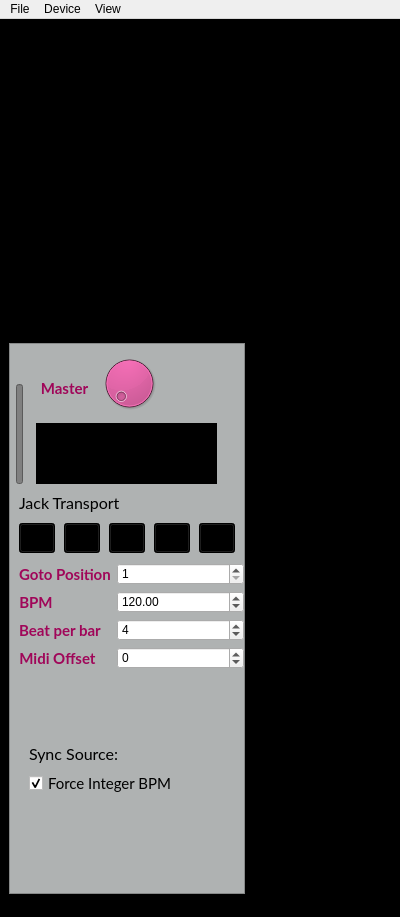
Old version of the form superboucle/gui_ui.ui in the repository Vampouille/superboucle.
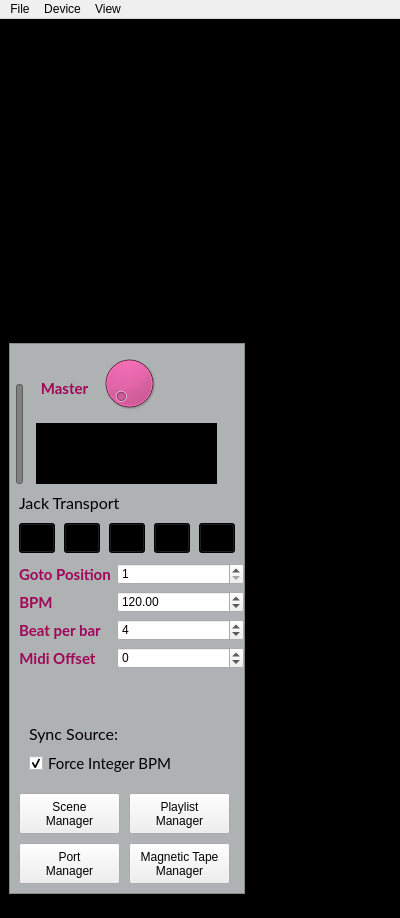
New version of the form. Icons and pictures are not drawn. Custom widgets are drawn as their Qt base class.

Commit message: feat: starts implementation of magnetic tape loop

```diff
--- a/superboucle/gui_ui.ui
+++ b/superboucle/gui_ui.ui
@@ -7,7 +7,7 @@
     <x>0</x>
     <y>0</y>
     <width>400</width>
-    <height>917</height>
+    <height>918</height>
    </rect>
   </property>
   <property name="sizePolicy">
@@ -510,9 +510,9 @@
           <property name="geometry">
            <rect>
             <x>10</x>
-            <y>390</y>
+            <y>370</y>
             <width>181</width>
-            <height>81</height>
+            <height>71</height>
            </rect>
           </property>
           <property name="frameShape">
@@ -529,7 +529,7 @@
             <rect>
              <x>10</x>
              <y>10</y>
-             <width>90</width>
+             <width>101</width>
              <height>21</height>
             </rect>
            </property>
@@ -638,6 +638,62 @@
            <bool>false</bool>
           </property>
          </widget>
+         <widget class="QPushButton" name="sceneManagerButton">
+          <property name="geometry">
+           <rect>
+            <x>10</x>
+            <y>450</y>
+            <width>101</width>
+            <height>41</height>
+           </rect>
+          </property>
+          <property name="text">
+           <string>Scene
+Manager</string>
+          </property>
+         </widget>
+         <widget class="QPushButton" name="playlistEditorButton">
+          <property name="geometry">
+           <rect>
+            <x>120</x>
+            <y>450</y>
+            <width>101</width>
+            <height>41</height>
+           </rect>
+          </property>
+          <property name="text">
+           <string>Playlist
+Manager</string>
+          </property>
+         </widget>
+         <widget class="QPushButton" name="portManagerButton">
+          <property name="geometry">
+           <rect>
+            <x>10</x>
+            <y>500</y>
+            <width>101</width>
+            <height>41</height>
+           </rect>
+          </property>
+          <property name="text">
+           <string>Port
+Manager</string>
+          </property>
+         </widget>
+         <widget class="QPushButton" name="magneticTapeManagerButton">
+          <property name="geometry">
+           <rect>
+            <x>120</x>
+            <y>500</y>
+            <width>101</width>
+            <height>41</height>
+           </rect>
+          </property>
+          <property name="text">
+           <string>Magnetic Tape
+Manager</string>
+          </property>
+         </widget>
         </widget>
         <widget class="QWidget" name="clock" native="true">
          <property name="geometry">
```
Left out of the diff: 8 changed lines with no effect on the pictures. The commit also changes 11 other files.
